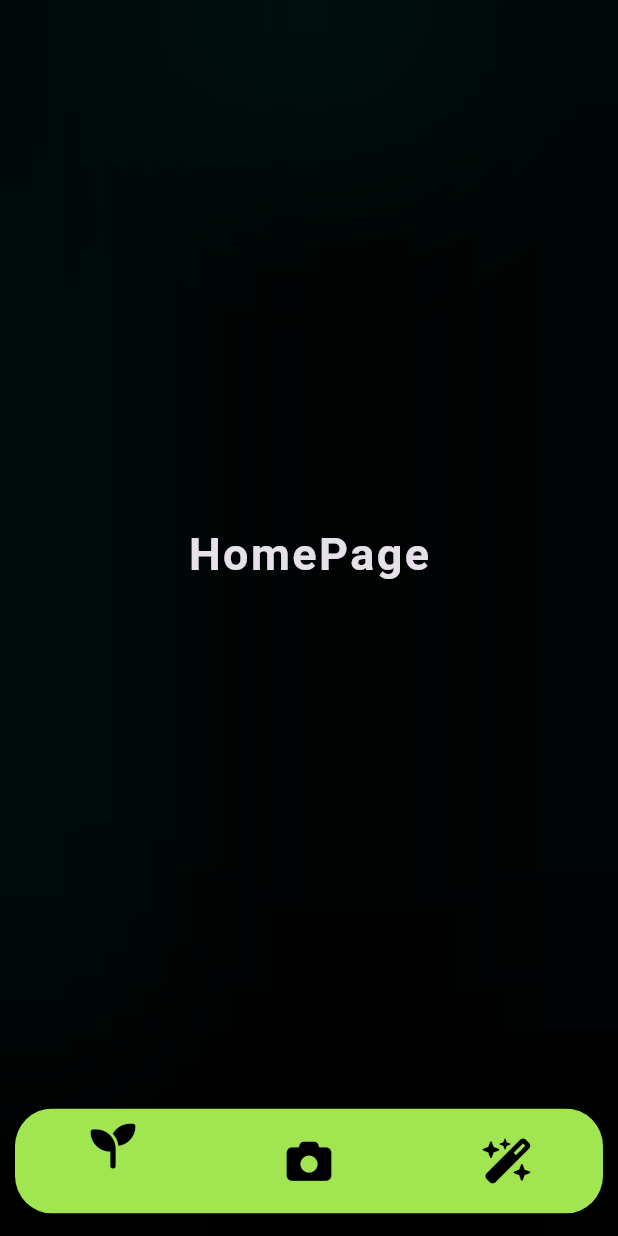
After one commit to Lahlabooo/Dr_Plants, a Flutter app: the HomeLayout screen opened by its route, on a phone screen of 412 x 824 dp. The commit adds this screen. Run offline on Flutter 3.47's test engine with Material 3 defaults, Android fonts, the light colour scheme and no system bars; our stand-ins replace font_awesome_flutter, go_router, smooth_page_indicator.

Commit message:
add HomLayout Feature and other screen and fix some issues

```diff
--- a/lib/Core/Utils/App_Routers.dart
+++ b/lib/Core/Utils/App_Routers.dart
@@ -1,18 +1,19 @@
 import 'package:go_router/go_router.dart';
+import 'package:planta/Features/Home_Layout/Presentation/Views/Home_Layout_page.dart';
 import 'package:planta/Features/Splash/Presentation/Views/Splash_View.dart';
 
-import '../../Features/Registration/Presentation/Views/Login_Page.dart';
+
 
 abstract class AppRouters {
-  static const kLoginPage = '/LoginPage';
+  static const kHomeLayout = '/HomeLayout';
   static final routers = GoRouter(routes: [
     GoRoute(
       path: '/',
       builder: (context, state) => const SplashView(),
     ),
     GoRoute(
-      path: kLoginPage,
-      builder:  (context, state) => const LoginPage(),
+      path: kHomeLayout,
+      builder:  (context, state) => const HomeLayout(),
     ),
   ]);
 }
--- a/lib/Core/Utils/AssetData.dart
+++ b/lib/Core/Utils/AssetData.dart
@@ -4,4 +4,5 @@ abstract class AssetData {
     "assets/images/3.png",
     "assets/images/4.png",
   ];
+  static const signINImg = 'assets/images/signIn.png';
 }
--- /dev/null
+++ b/lib/Core/Widgets/App_NavigationBar.dart
@@ -0,0 +1,50 @@
+
+import 'package:flutter/material.dart';
+import 'package:font_awesome_flutter/font_awesome_flutter.dart';
+
+class AppNavigationBar extends StatelessWidget {
+  const AppNavigationBar({super.key, required this.currentIndex, this.onDestinationSelected});
+  final int currentIndex ;
+  final void Function(int)? onDestinationSelected ;
+
+
+  @override
+  Widget build(BuildContext context) {
+    return Padding(
+      padding: const EdgeInsets.only(
+        bottom: 15,
+        left: 10,
+        right: 10,
+      ),
+      child: ClipRRect(
+        borderRadius: BorderRadius.circular(25),
+        child: NavigationBar(
+          destinations: const [
+            NavigationDestination( icon:FaIcon(FontAwesomeIcons.seedling,
+              size: 30,
+              color: Colors.black,
+            ),
+                label: ""),
+            NavigationDestination( icon:   FaIcon(FontAwesomeIcons.camera ,
+              size: 30,
+              color: Colors.black,
+            ),
+                label: ""),
+            NavigationDestination( icon:Icon(FontAwesomeIcons.wandMagicSparkles,
+              size: 30,
+              color: Colors.black,
+            ),
+              label: "",),
+          ],
+          backgroundColor:  Colors.lightGreenAccent.withOpacity(.9),
+          animationDuration: const Duration(seconds: 1),
+          labelBehavior:  NavigationDestinationLabelBehavior.onlyShowSelected,
+          selectedIndex: currentIndex,
+          onDestinationSelected:onDestinationSelected,
+          indicatorColor: Colors.white.withOpacity(0),
+          height: 70,
+        ),
+      ),
+    );
+  }
+}
--- /dev/null
+++ b/lib/Features/Home_Layout/Presentation/Views/Camera_Page.dart
@@ -0,0 +1,14 @@
+import 'package:flutter/cupertino.dart';
+
+import '../../../../Core/Utils/Styles.dart';
+
+class CameraPage extends StatelessWidget {
+  const CameraPage({super.key});
+
+  @override
+  Widget build(BuildContext context) {
+    return const Center(
+      child: Text("CameraPage",style: Styles.textStyle30,),
+    );
+  }
+}
--- /dev/null
+++ b/lib/Features/Home_Layout/Presentation/Views/Chat_Page.dart
@@ -0,0 +1,14 @@
+import 'package:flutter/cupertino.dart';
+
+import '../../../../Core/Utils/Styles.dart';
+
+class ChatPage extends StatelessWidget {
+  const ChatPage({super.key});
+
+  @override
+  Widget build(BuildContext context) {
+    return const Center(
+      child: Text("ChatPage",style: Styles.textStyle30,),
+    );
+  }
+}
--- /dev/null
+++ b/lib/Features/Home_Layout/Presentation/Views/Home_Layout_page.dart
@@ -0,0 +1,39 @@
+
+import 'package:flutter/material.dart';
+import 'package:planta/Features/Home_Layout/Presentation/Views/Camera_Page.dart';
+import 'package:planta/Features/Home_Layout/Presentation/Views/Chat_Page.dart';
+import 'package:planta/Features/Home_Layout/Presentation/Views/Home_Page.dart';
+import '../../../../Core/Widgets/App_NavigationBar.dart';
+import '../../../../Core/Widgets/Background_App.dart';
+import 'Widgets/HomeLayout_Body.dart';
+
+class HomeLayout extends StatefulWidget {
+  const HomeLayout({super.key});
+
+  @override
+  State<HomeLayout> createState() => _HomeLayoutState();
+}
+
+class _HomeLayoutState extends State<HomeLayout> {
+ int selectedIndex = 0 ;
+ List homeLayoutBodyWidgets = [
+   const HomePage(),
+   const CameraPage(),
+   const ChatPage(),
+ ];
+
+  @override
+  Widget build(BuildContext context) {
+    return Scaffold(
+      bottomNavigationBar: AppNavigationBar(
+        currentIndex: selectedIndex,
+        onDestinationSelected: (index){
+          selectedIndex = index ;
+          setState(() {
+          });
+        },
+      ),
+      body: BackgroundApp(bodyWidget: HomeLayoutBody(body: homeLayoutBodyWidgets[selectedIndex],),)
+    );
+  }
+}
--- /dev/null
+++ b/lib/Features/Home_Layout/Presentation/Views/Home_Page.dart
@@ -0,0 +1,13 @@
+import 'package:flutter/cupertino.dart';
+import 'package:planta/Core/Utils/Styles.dart';
+
+class HomePage extends StatelessWidget {
+  const HomePage({super.key});
+
+  @override
+  Widget build(BuildContext context) {
+    return const Center(
+      child: Text("HomePage",style: Styles.textStyle30,),
+    );
+  }
+}
--- /dev/null
+++ b/lib/Features/Home_Layout/Presentation/Views/Widgets/HomeLayout_Body.dart
@@ -0,0 +1,15 @@
+import 'package:flutter/cupertino.dart';
+
+class HomeLayoutBody extends StatelessWidget {
+  const HomeLayoutBody({super.key, required this.body});
+  final Widget body ;
+  @override
+  Widget build(BuildContext context) {
+    return  Column(
+      mainAxisAlignment: MainAxisAlignment.center,
+      children: [
+        body,
+      ],
+    );
+  }
+}
--- a/lib/Features/Registration/Presentation/Views/Login_Page.dart
+++ /dev/null
@@ -1,10 +0,0 @@
-import 'package:flutter/material.dart';
-
-class LoginPage extends StatelessWidget {
-  const LoginPage({super.key});
-
-  @override
-  Widget build(BuildContext context) {
-    return const Scaffold();
-  }
-}
--- a/lib/Features/Splash/Presentation/Views/Widgets/SplashButton.dart
+++ b/lib/Features/Splash/Presentation/Views/Widgets/SplashButton.dart
@@ -35,7 +35,7 @@ class SplashButton extends StatelessWidget {
 
   void pageViewNavigation(BuildContext context) {
     if (currentPage == 2) {
-      GoRouter.of(context).push(AppRouters.kLoginPage);
+      GoRouter.of(context).push(AppRouters.kHomeLayout);
     } else {
       controller.nextPage(
           duration: const Duration(milliseconds: 100), curve: Curves.linear);
--- a/pubspec.yaml
+++ b/pubspec.yaml
@@ -33,6 +33,7 @@ dependencies:
     sdk: flutter
   go_router: ^14.2.7
   smooth_page_indicator: ^1.2.0+3
+  font_awesome_flutter: ^10.4.0
 
 dev_dependencies:
   flutter_lints: ^3.0.0
```
Also changed, not shown: pubspec.lock.
